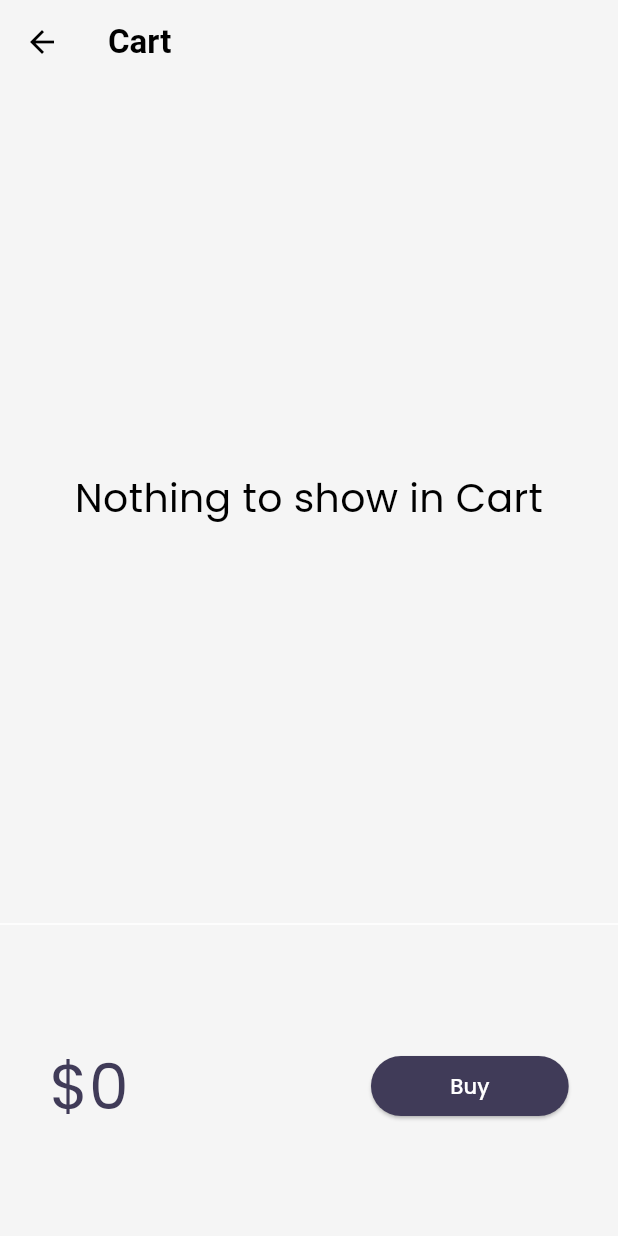
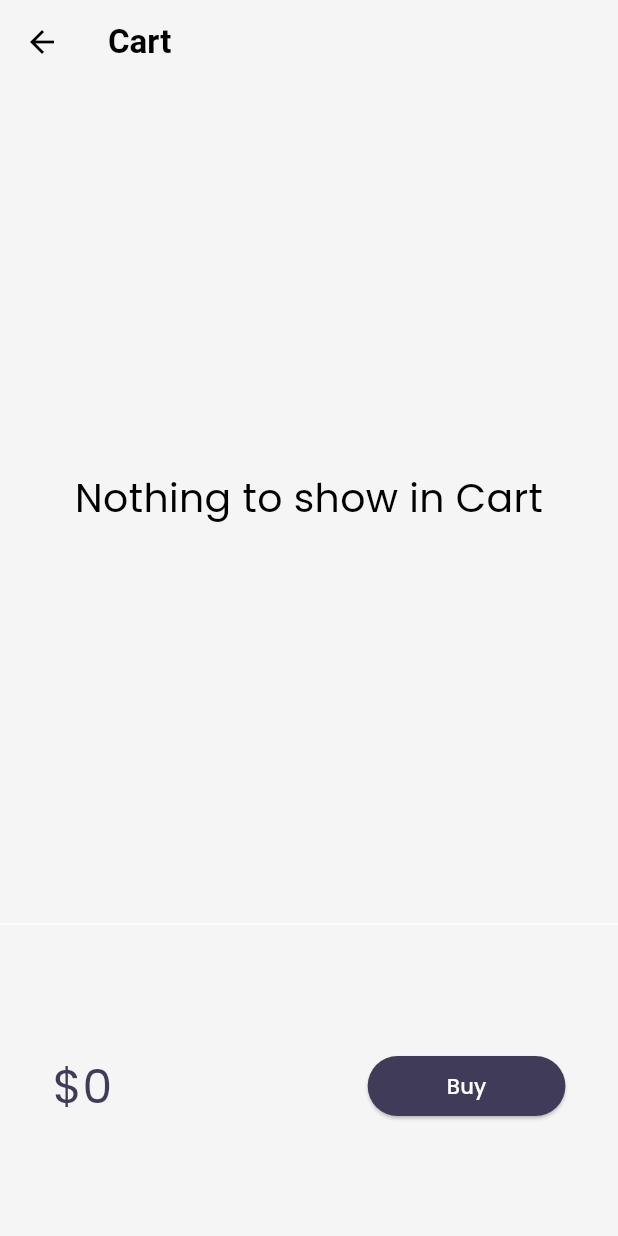
Before and after one commit to deepnp7/Flutter-Project, a Flutter app: the CartPage screen opened by its route, on a phone screen of 412 x 824 dp. Run offline on Flutter 3.47's test engine with Material 3 defaults, Android fonts, the phone set to English and light mode, and no system bars; drawn by our look-alikes of velocity_x; our stand-ins replace google_fonts; network calls fail.

Commit message:
Day 28 completed

```diff
--- a/lib/models/cart.dart
+++ b/lib/models/cart.dart
@@ -41,3 +41,15 @@ class AddMutation extends VxMutation<MyStore> {
     store?.cart.add(catalog); // Use the add method instead of directly accessing _itemIds
   }
 }
+
+class RemoveMutation extends VxMutation<MyStore> {
+  final Item catalog;
+
+  RemoveMutation(this.catalog);
+
+  @override
+  perform() {
+    // Check if cart is not null before accessing it
+    store?.cart.remove(catalog); // Use the add method instead of directly accessing _itemIds
+  }
+}
--- a/lib/pages/cart_page.dart
+++ b/lib/pages/cart_page.dart
@@ -1,4 +1,4 @@
-// ignore_for_file: unused_field, no_leading_underscores_for_local_identifiers
+// ignore_for_file: unused_field, no_leading_underscores_for_local_identifiers, empty_statements, unused_local_variable
 
 import 'package:flutter/material.dart';
 import 'package:flutter_application_1/core/store.dart';
@@ -37,11 +37,19 @@ class _CartTotal extends StatelessWidget {
         mainAxisAlignment: MainAxisAlignment.spaceAround,
         children: [
           // Replace accentColor with colorScheme.secondary for compatibility
-          "\$${_cart.totalPrice}"
+          VxConsumer<MyStore>(
+            mutations: {RemoveMutation},
+            builder: (context, store, _) {
+              final CartModel _cart =
+                  store.cart; // Use '!' if cart is guaranteed to be non-null
+
+              return "\$${_cart.totalPrice}"
                   .text
-              .xl5
+                  .xl4
                   .color(context.theme.colorScheme.secondary)
-              .make(),
+                  .make();
+            },
+          ),
           30.widthBox,
           ElevatedButton(
             onPressed: () {
@@ -61,26 +69,30 @@ class _CartTotal extends StatelessWidget {
   }
 }
 
-class _CartList extends StatelessWidget{
-
+class _CartList extends StatelessWidget {
   @override
   Widget build(BuildContext context) {
-    final CartModel _cart = (VxState.store as MyStore).cart;
+    // Use VxBuilder to listen for changes in MyStore
+    return VxBuilder<MyStore>(
+      mutations: {RemoveMutation}, // Specify which mutations to listen for
+      builder: (context, store, status) {
+        final CartModel _cart =
+            store.cart; // Use '!' if cart is guaranteed to be non-null
+
         return _cart.items.isEmpty
             ? "Nothing to show in Cart".text.xl3.makeCentered()
             : ListView.builder(
-            itemCount: _cart.items.length, // Changed from ?. to .
+                itemCount: _cart.items.length,
                 itemBuilder: (context, index) => ListTile(
                   leading: Icon(Icons.done),
                   trailing: IconButton(
                     icon: Icon(Icons.remove_circle_outline),
-                onPressed: () {
-                  _cart.remove(_cart.items[index]);
-                  // setState(() {});
-                },
+                    onPressed: () => RemoveMutation(_cart.items[index]),
                   ),
                   title: _cart.items[index].name.text.make(),
                 ),
               );
+      },
+    );
   }
 }
--- a/lib/widgets/home_widgets/add_to_cart.dart
+++ b/lib/widgets/home_widgets/add_to_cart.dart
@@ -15,9 +15,10 @@ class AddToCart extends StatelessWidget {
   @override
   Widget build(BuildContext context) {
     return VxBuilder(
-      mutations: {AddMutation}, // Listen to AddMutation
+      mutations: {AddMutation, RemoveMutation}, // Listen to AddMutation
       builder: (context, _, __) {
-        final CartModel? _cart = (VxState.store as MyStore?)?.cart; // Use nullable type
+        final CartModel? _cart =
+            (VxState.store as MyStore?)?.cart; // Use nullable type
 
         if (_cart == null) {
           return Container(); // Return an empty container if cart is null
```
Lines whose indentation alone changed are shown as unchanged.
